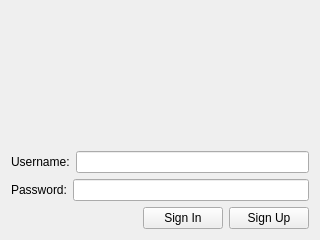
Before: the Qt Designer form loginwindow.ui in carlrizk/QCMpp, drawn with Qt 5.
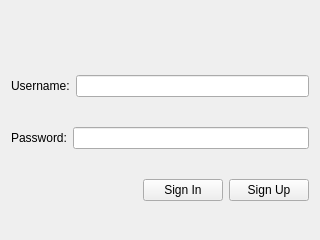
After: the same form once the commit is applied.

Commit message: Fixed label_message height

The edit to the form file:
```diff
--- a/loginwindow.ui
+++ b/loginwindow.ui
@@ -10,12 +10,24 @@
     <height>240</height>
    </rect>
   </property>
+  <property name="maximumSize">
+   <size>
+    <width>16777215</width>
+    <height>6777215</height>
+   </size>
+  </property>
   <property name="windowTitle">
    <string>Form</string>
   </property>
   <layout class="QVBoxLayout" name="verticalLayout_2">
    <item>
     <widget class="QLabel" name="label_message">
+     <property name="maximumSize">
+      <size>
+       <width>16777215</width>
+       <height>10</height>
+      </size>
+     </property>
      <property name="text">
       <string/>
      </property>
```
